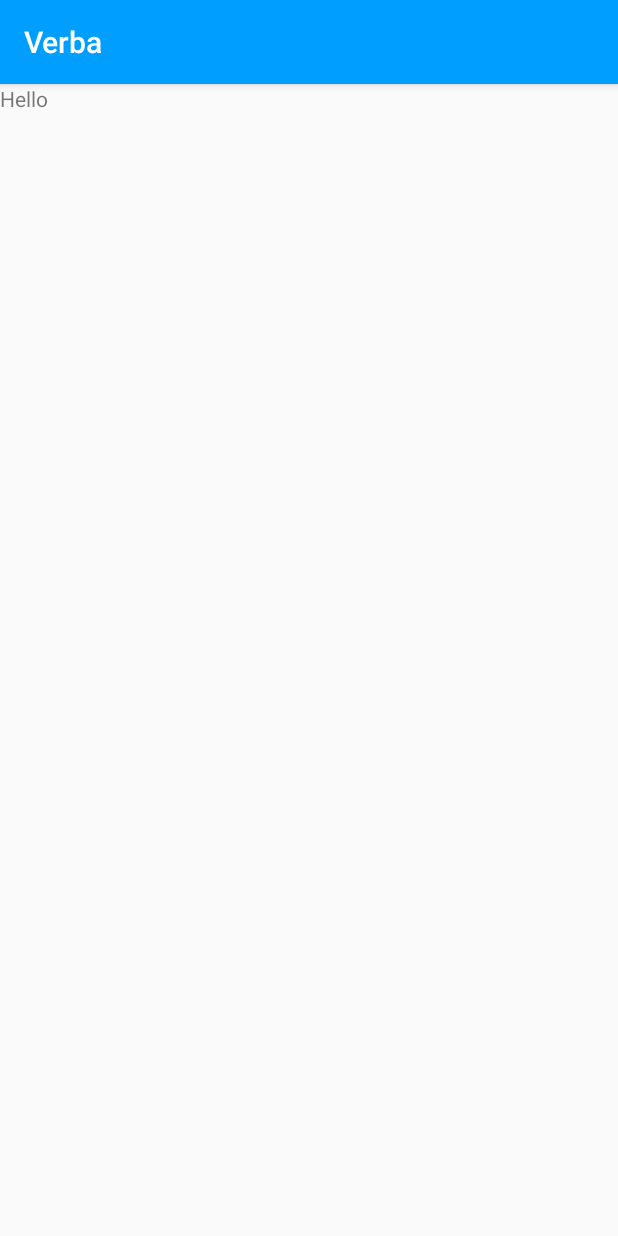
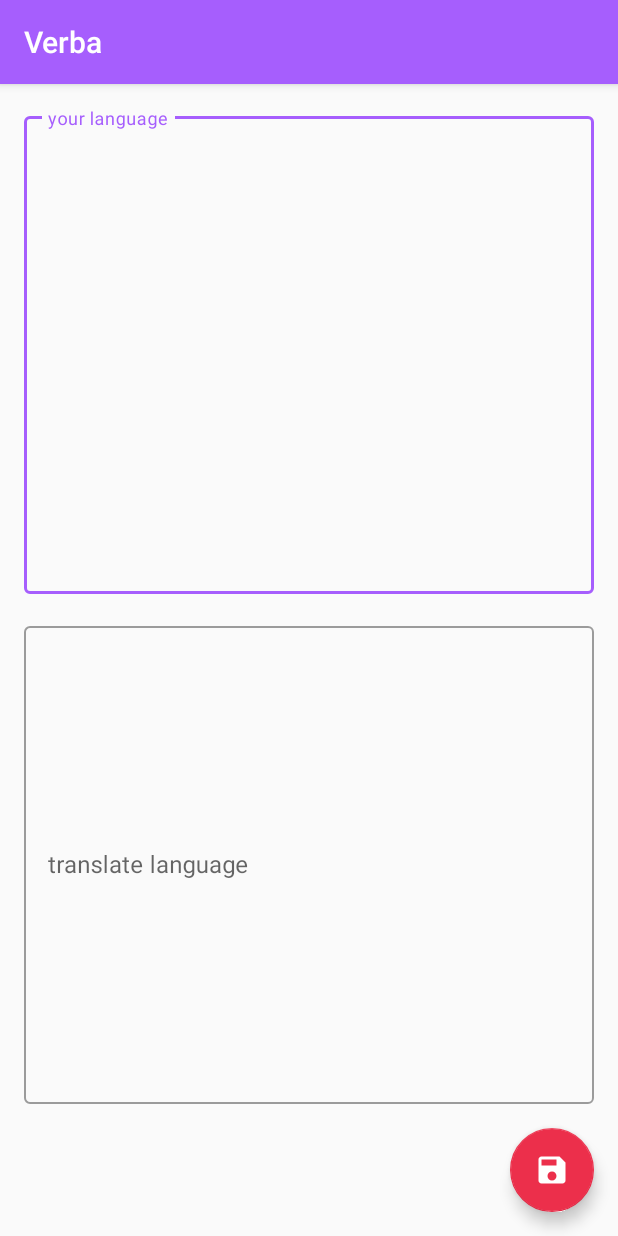
Before and after one commit to infinitum1984/Verba, an Android app: the fragment EditWordsFragment shown on its own in the app's theme, on a phone screen of 412 x 824 dp. Run offline under Robolectric (Android 15) with nearby library versions, the phone set to English and light mode, and no system bars; our stand-ins replace data binding; 2 statements that could not run were skipped.

Commit message:
navigation to edit words

```diff
--- a/code/Verba/app/src/main/java/com/emptydev/vebra/editwords/EditWordsFragment.kt
+++ b/code/Verba/app/src/main/java/com/emptydev/vebra/editwords/EditWordsFragment.kt
@@ -2,6 +2,7 @@ package com.emptydev.vebra.editwords
 
 import androidx.lifecycle.ViewModelProvider
 import android.os.Bundle
+import android.util.Log
 import androidx.fragment.app.Fragment
 import android.view.LayoutInflater
 import android.view.View
@@ -20,12 +21,16 @@ class EditWordsFragment : Fragment() {
         inflater: LayoutInflater, container: ViewGroup?,
         savedInstanceState: Bundle?
     ): View? {
+        val arguments = EditWordsFragmentArgs.fromBundle(arguments!!)
+        Log.d("D_EditWordsFragment","onCreateView: ${arguments.wordsKey}");
         return inflater.inflate(R.layout.edit_words_fragment, container, false)
     }
 
     override fun onActivityCreated(savedInstanceState: Bundle?) {
         super.onActivityCreated(savedInstanceState)
         viewModel = ViewModelProvider(this).get(EditWordsViewModel::class.java)
+
+
         // TODO: Use the ViewModel
     }
 
--- a/code/Verba/app/src/main/java/com/emptydev/vebra/training/TrainingFragment.kt
+++ b/code/Verba/app/src/main/java/com/emptydev/vebra/training/TrainingFragment.kt
@@ -2,10 +2,12 @@ package com.emptydev.vebra.training
 
 import androidx.lifecycle.ViewModelProvider
 import android.os.Bundle
+import android.util.Log
 import androidx.fragment.app.Fragment
 import android.view.LayoutInflater
 import android.view.View
 import android.view.ViewGroup
+import android.widget.Toast
 import com.emptydev.vebra.R
 
 class TrainingFragment : Fragment() {
@@ -26,6 +28,7 @@ class TrainingFragment : Fragment() {
     override fun onActivityCreated(savedInstanceState: Bundle?) {
         super.onActivityCreated(savedInstanceState)
         viewModel = ViewModelProvider(this).get(TrainingViewModel::class.java)
+        Log.d("D_TrainingFragment","onActivityCreated: ");
         // TODO: Use the ViewModel
     }
 
--- /dev/null
+++ b/code/Verba/app/src/main/res/drawable/ic_play.xml
@@ -0,0 +1,5 @@
+<vector android:height="24dp" android:tint="#FFFFFF"
+    android:viewportHeight="24" android:viewportWidth="24"
+    android:width="24dp" xmlns:android="http://schemas.android.com/apk/res/android">
+    <path android:fillColor="@android:color/white" android:pathData="M8,5v14l11,-7z"/>
+</vector>
--- /dev/null
+++ b/code/Verba/app/src/main/res/drawable/ic_save.xml
@@ -0,0 +1,5 @@
+<vector android:height="24dp" android:tint="#FFFFFF"
+    android:viewportHeight="24" android:viewportWidth="24"
+    android:width="24dp" xmlns:android="http://schemas.android.com/apk/res/android">
+    <path android:fillColor="@android:color/white" android:pathData="M17,3L5,3c-1.11,0 -2,0.9 -2,2v14c0,1.1 0.89,2 2,2h14c1.1,0 2,-0.9 2,-2L21,7l-4,-4zM12,19c-1.66,0 -3,-1.34 -3,-3s1.34,-3 3,-3 3,1.34 3,3 -1.34,3 -3,3zM15,9L5,9L5,5h10v4z"/>
+</vector>
--- a/code/Verba/app/src/main/res/layout/edit_words_fragment.xml
+++ b/code/Verba/app/src/main/res/layout/edit_words_fragment.xml
@@ -1,13 +1,72 @@
 <?xml version="1.0" encoding="utf-8"?>
-<FrameLayout xmlns:android="http://schemas.android.com/apk/res/android"
+<layout xmlns:android="http://schemas.android.com/apk/res/android"
+    xmlns:app="http://schemas.android.com/apk/res-auto"
     xmlns:tools="http://schemas.android.com/tools"
-    android:layout_width="match_parent"
-    android:layout_height="match_parent"
-    tools:context=".editwords.EditWordsFragment">
+    >
 
-    <TextView
+    <androidx.constraintlayout.widget.ConstraintLayout
         android:layout_width="match_parent"
         android:layout_height="match_parent"
-        android:text="Hello" />
+        tools:context=".editwords.EditWordsFragment">
 
-</FrameLayout>
+        <com.google.android.material.textfield.TextInputLayout
+            android:id="@+id/primary_words"
+            style="@style/Widget.MaterialComponents.TextInputLayout.OutlinedBox"
+            android:layout_width="match_parent"
+            android:layout_height="0dp"
+            android:layout_marginStart="16dp"
+            android:layout_marginLeft="16dp"
+            android:layout_marginTop="16dp"
+            android:layout_marginEnd="16dp"
+            android:layout_marginRight="16dp"
+            android:hint="your language"
+            app:layout_constraintBottom_toTopOf="@+id/translate_language"
+            app:layout_constraintEnd_toEndOf="parent"
+            app:layout_constraintHorizontal_bias="0.5"
+            app:layout_constraintStart_toStartOf="parent"
+            app:layout_constraintTop_toTopOf="parent">
+
+            <com.google.android.material.textfield.TextInputEditText
+                android:layout_width="match_parent"
+                android:layout_height="match_parent" />
+
+        </com.google.android.material.textfield.TextInputLayout>
+
+        <com.google.android.material.textfield.TextInputLayout
+            android:id="@+id/translate_language"
+            style="@style/Widget.MaterialComponents.TextInputLayout.OutlinedBox"
+            android:layout_width="match_parent"
+            android:layout_height="0dp"
+            android:layout_marginStart="16dp"
+            android:layout_marginLeft="16dp"
+            android:layout_marginTop="16dp"
+            android:layout_marginEnd="16dp"
+            android:layout_marginRight="16dp"
+            android:layout_marginBottom="16dp"
+            android:hint="translate language"
+            app:layout_constraintBottom_toTopOf="@+id/floatingActionButton2"
+            app:layout_constraintEnd_toEndOf="parent"
+            app:layout_constraintStart_toStartOf="parent"
+            app:layout_constraintTop_toBottomOf="@+id/primary_words">
+
+            <com.google.android.material.textfield.TextInputEditText
+                android:layout_width="match_parent"
+                android:layout_height="match_parent" />
+
+        </com.google.android.material.textfield.TextInputLayout>
+
+        <com.google.android.material.floatingactionbutton.FloatingActionButton
+            android:id="@+id/floatingActionButton2"
+            android:layout_width="wrap_content"
+            android:layout_height="wrap_content"
+            android:layout_marginEnd="16dp"
+            android:layout_marginRight="16dp"
+            android:layout_marginBottom="16dp"
+            android:clickable="true"
+            app:layout_constraintBottom_toBottomOf="parent"
+            app:layout_constraintEnd_toEndOf="parent"
+            app:srcCompat="@drawable/ic_save" />
+    </androidx.constraintlayout.widget.ConstraintLayout>
+
+
+</layout>
--- a/code/Verba/app/src/main/res/layout/words_list_fragment.xml
+++ b/code/Verba/app/src/main/res/layout/words_list_fragment.xml
@@ -14,6 +14,7 @@
     android:layout_width="match_parent"
     android:layout_height="match_parent"
     android:background="@android:color/white"
+
     tools:context=".wordslist.WordsListFragment">
 
     <androidx.recyclerview.widget.RecyclerView
--- a/code/Verba/app/src/main/res/values/colors.xml
+++ b/code/Verba/app/src/main/res/values/colors.xml
@@ -1,7 +1,16 @@
 <?xml version="1.0" encoding="utf-8"?>
 <resources>
-    <color name="colorPrimary">#009FFF</color>
-    <color name="colorPrimaryDark">#0F4581</color>
-    <color name="colorAccent">#ec2F4B</color>
-    <color name="word_item_color">#1565C0</color>
+    <!--var1-->
+<!--    <color name="colorPrimary">#5D58FC</color>-->
+<!--    <color name="colorPrimaryDark">#5D58FC</color>-->
+<!--    <color name="colorAccent">#ec2F4B</color>-->
+<!--    <color name="word_item_color">#5D58FC</color>-->
+
+    <!--var2c-->
+        <color name="colorPrimary">#A65EFD</color>
+        <color name="colorPrimaryDark">#FFA65EFD</color>
+        <color name="colorAccent">#ec2F4B</color>
+        <color name="word_item_color">#9543F8</color>
+        <color name="gradient_start">#B874FB</color>
+             <color name="gradient_end">#A273ED</color>
 </resources>
--- a/code/Verba/app/src/main/res/values/dimens.xml
+++ b/code/Verba/app/src/main/res/values/dimens.xml
@@ -1,4 +1,4 @@
 <?xml version="1.0" encoding="utf-8"?>
 <resources>
-    <dimen name="icon_size">64dp</dimen>
+    <dimen name="icon_size">48dp</dimen>
 </resources>
```
Also changed, not shown: code/Verba/app/src/main/java/com/emptydev/vebra/wordslist/WordsListFragment.kt (+13 -0 lines), code/Verba/app/src/main/java/com/emptydev/vebra/wordslist/WordsListViewModel.kt (+10 -3 lines), code/Verba/app/src/main/res/drawable/gradient.xml (added, +12 -0 lines), code/Verba/app/src/main/res/navigation/navigation.xml (+33 -1 lines).
